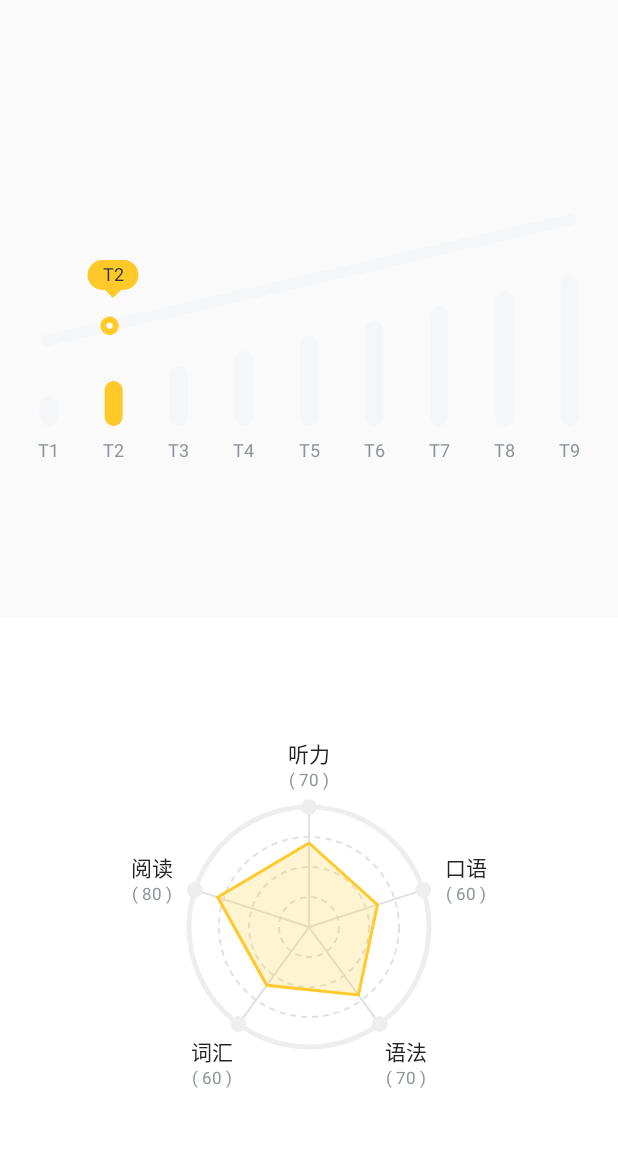
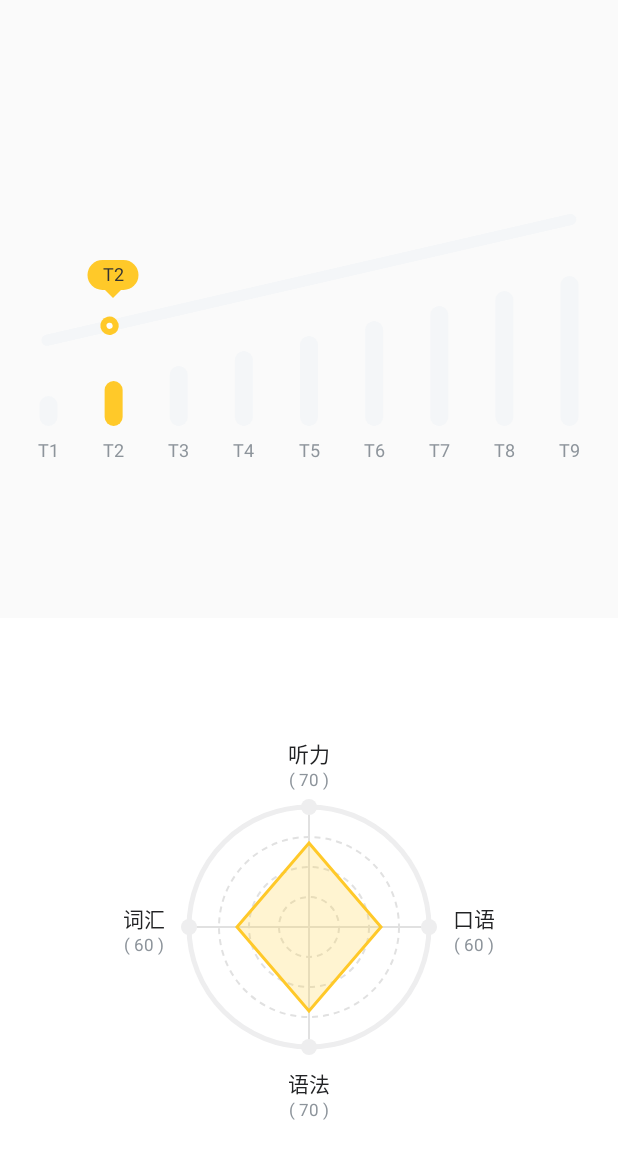
Before and after one commit to Neo1993/AndroidSimple, an Android app: the CustomViewActivity screen opened directly, with no data from a screen before it, on a phone screen of 412 x 824 dp. Shown: the top 1159 px of the screen. Run offline under Robolectric (Android 15) with nearby library versions, the phone set to English and light mode, and no system bars; libraries missing offline, so code that uses them is left out: anet.channel.util, com.huawei.android, com.umeng.analytics, com.umeng.message; 1 statement that could not run was skipped.

Commit message:
自定义View实现

```diff
--- a/app/build.gradle
+++ b/app/build.gradle
@@ -88,6 +88,9 @@ dependencies {
     implementation 'androidx.appcompat:appcompat:1.0.0'
     implementation 'androidx.recyclerview:recyclerview:1.0.0'
 
+    implementation 'com.github.bumptech.glide:glide:4.12.0'
+    annotationProcessor 'com.github.bumptech.glide:compiler:4.12.0'
+
     //BaseAdapter
     implementation 'com.github.CymChad:BaseRecyclerViewAdapterHelper:3.0.4'
     implementation project(':soulplanet')
--- a/app/src/main/java/com/example/androidsimple/MainActivity.java
+++ b/app/src/main/java/com/example/androidsimple/MainActivity.java
@@ -3,8 +3,10 @@ package com.example.androidsimple;
 import android.content.Intent;
 import android.os.Bundle;
 import android.view.View;
+import android.widget.ImageView;
 import android.widget.TextView;
 
+import com.bumptech.glide.Glide;
 import com.example.androidsimple.activity.CalendarActivity;
 import com.example.androidsimple.activity.CommonWebActivity;
 import com.example.androidsimple.activity.CustomViewActivity;
@@ -39,6 +41,10 @@ public class MainActivity extends BaseActivity implements View.OnClickListener {
         sidebarTV = findViewById(R.id.sidebarTV);
         downloadVideoTV = findViewById(R.id.downloadVideoTV);
         customViewTV = findViewById(R.id.customViewTV);
+
+        String imgUrl = "https://s3site.hanyubar.com/20230809/d21cfc77ed684c90bcc29211e04cc334.jpg";
+//        String imgUrl = "https://t7.baidu.com/it/u=1595072465,3644073269&fm=193&f=GIF";
+        Glide.with(this).load(imgUrl).into((ImageView) findViewById(R.id.testIV));
     }
 
     private void addListener(){
--- a/app/src/main/java/com/example/androidsimple/activity/CustomViewActivity.java
+++ b/app/src/main/java/com/example/androidsimple/activity/CustomViewActivity.java
@@ -49,7 +49,7 @@ public class CustomViewActivity extends BaseActivity {
         dataList.add(data2);
         dataList.add(data3);
         dataList.add(data4);
-        dataList.add(data5);
+//        dataList.add(data5);
 
         radarView.setDataList(dataList);
     }
--- a/app/src/main/java/com/example/androidsimple/widget/EvaluationRadarView.java
+++ b/app/src/main/java/com/example/androidsimple/widget/EvaluationRadarView.java
@@ -109,8 +109,8 @@ public class EvaluationRadarView extends View {
     }
 
     private void drawArc(Canvas canvas) {
-        for (int i = 1; i < size; i++) {
-            if (i == size - 1) {
+        for (int i = 1; i < 5; i++) {
+            if (i == 4) {
                 arcPaint.setPathEffect(null);
                 arcPaint.setStrokeWidth(outStrokeWidth);
                 arcPaint.setColor(Color.parseColor("#EEEEEF"));
@@ -178,6 +178,7 @@ public class EvaluationRadarView extends View {
         if (dataList != null && !dataList.isEmpty()) {
             this.dataList.addAll(dataList);
             size = dataList.size();
+            angle = (float) (2 * Math.PI / size);
         }
         invalidate();
     }
--- a/app/src/main/res/layout/activity_main.xml
+++ b/app/src/main/res/layout/activity_main.xml
@@ -63,4 +63,9 @@
         android:layout_height="40dp"
         android:text="CustomViewActivity" />
 
+    <ImageView
+        android:id="@+id/testIV"
+        android:layout_width="100dp"
+        android:layout_height="100dp"/>
+
 </LinearLayout>
```
